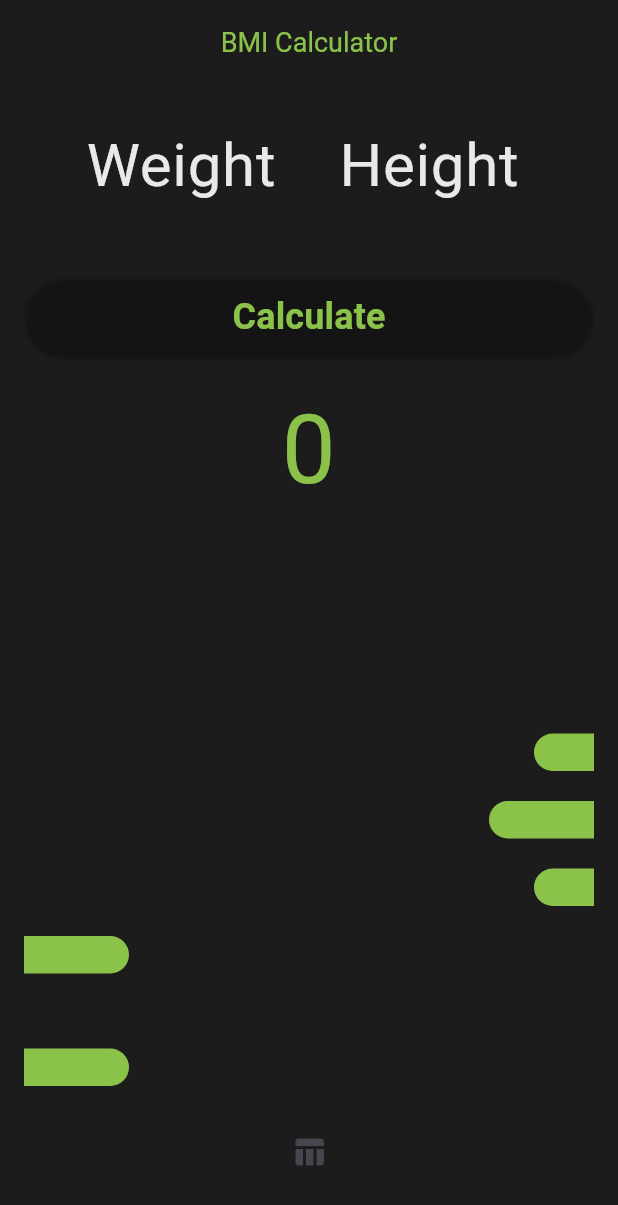
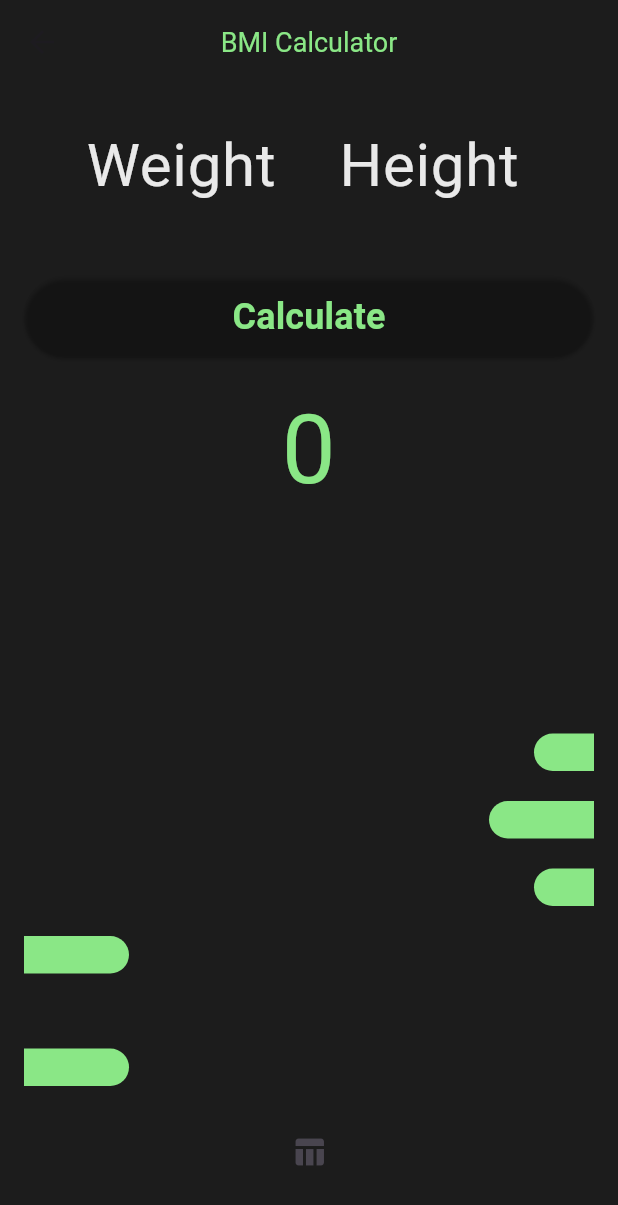
Before and after one commit to kaaniak/BMI-Calculator, a Flutter app: the screen it shows after launch, after a tap on "BMI", on a phone screen of 412 x 824 dp. Shown: the top 1205 px of the screen. Run offline on Flutter 3.47's test engine with Material 3 defaults, Android fonts, the phone set to English and light mode, and no system bars; our stand-ins replace hexcolor.

Commit message:
bmi-calculator

```diff
--- a/lib/bmi.dart
+++ b/lib/bmi.dart
@@ -45,7 +45,7 @@ class _BMIScreenState extends State<BMIScreen> {
       appBar: AppBar(
         title: Text(
           "BMI Calculator",
-          style: TextStyle(color: Colors.lightGreen, fontSize: 18),
+          style: TextStyle(color: dodatkowyHexColor, fontSize: 18),
         ),
         backgroundColor: glownyHexColor,
         elevation: 0,
@@ -68,7 +68,7 @@ class _BMIScreenState extends State<BMIScreen> {
                       textAlign: TextAlign.center,
                       style: TextStyle(
                         fontSize: 40,
-                        color: Colors.lightGreen,
+                        color: dodatkowyHexColor,
                       ),
                       keyboardType: TextInputType.number,
                       decoration: InputDecoration(
@@ -87,7 +87,7 @@ class _BMIScreenState extends State<BMIScreen> {
                       controller: _wysokosc,
                       style: TextStyle(
                         fontSize: 40,
-                        color: Colors.lightGreen,
+                        color: dodatkowyHexColor,
                       ),
                       keyboardType: TextInputType.number,
                       decoration: InputDecoration(
@@ -115,7 +115,7 @@ class _BMIScreenState extends State<BMIScreen> {
                 child: Text(
                   'Calculate',
                   style: TextStyle(
-                    color: Colors.lightGreen,
+                    color: dodatkowyHexColor,
                     fontSize: 24.0,
                     fontWeight: FontWeight.bold,
                   ),
@@ -126,7 +126,7 @@ class _BMIScreenState extends State<BMIScreen> {
                 '$bmiResult',
                 style: TextStyle(
                   fontSize: 64.0,
-                  color: Colors.lightGreen,
+                  color: dodatkowyHexColor,
                 ),
                 textAlign: TextAlign.center,
               ),
@@ -135,7 +135,7 @@ class _BMIScreenState extends State<BMIScreen> {
                 '$textResult',
                 style: TextStyle(
                   fontSize: 40.0,
-                  color: Colors.lightGreen,
+                  color: dodatkowyHexColor,
                 ),
                 textAlign: TextAlign.center,
               ),
@@ -209,19 +209,19 @@ class _BMIScreenState extends State<BMIScreen> {
                     DataCell(Text('Underweight')),
                   ]),
                   DataRow(cells: [
-                    DataCell(Text('18.5-24.9')),
+                    DataCell(Text('18.5 - 24.9')),
                     DataCell(Text('Normal weight')),
                   ]),
                   DataRow(cells: [
-                    DataCell(Text('25.0-29.9')),
+                    DataCell(Text('25.0 - 29.9')),
                     DataCell(Text('Overweight')),
                   ]),
                   DataRow(cells: [
-                    DataCell(Text('30.0-34.9')),
+                    DataCell(Text('30.0 - 34.9')),
                     DataCell(Text('Obesity class I')),
                   ]),
                   DataRow(cells: [
-                    DataCell(Text('35.0-39.9')),
+                    DataCell(Text('35.0 - 39.9')),
                     DataCell(Text('Obesity class II')),
                   ]),
                   DataRow(cells: [
--- a/lib/colors.dart
+++ b/lib/colors.dart
@@ -3,3 +3,4 @@ import 'package:hexcolor/hexcolor.dart';
 
 
 final Color glownyHexColor = HexColor("#1C1C1C");
+final Color dodatkowyHexColor = HexColor("#8AE786");
--- a/lib/left.dart
+++ b/lib/left.dart
@@ -1,5 +1,6 @@
 
 import 'package:flutter/material.dart';
+import 'package:bmi/colors.dart';
 
 class LeftBar extends StatelessWidget {
   final double barWidth;
@@ -19,7 +20,7 @@ class LeftBar extends StatelessWidget {
                 topLeft: Radius.circular(20),
                 bottomLeft: Radius.circular(20),
               ),
-              color: Colors.lightGreen),
+              color: dodatkowyHexColor),
         ),
       ],
     );
--- a/lib/main.dart
+++ b/lib/main.dart
@@ -1,5 +1,6 @@
 import 'package:flutter/material.dart';
 import 'bmi.dart';
+import 'package:bmi/colors.dart';
 
 void main() => runApp(bmiapp());
 
@@ -16,7 +17,7 @@ class MyHomePage extends StatelessWidget {
   @override
   Widget build(BuildContext context) {
     return Scaffold(
-      backgroundColor: Colors.black,
+      backgroundColor: glownyHexColor,
       body: Center(
         child: ElevatedButton(
           onPressed: () {
@@ -26,7 +27,7 @@ class MyHomePage extends StatelessWidget {
             );
           },
           style: ElevatedButton.styleFrom(
-            primary: Colors.lightGreen,
+            primary: dodatkowyHexColor,
             padding: EdgeInsets.symmetric(horizontal: 70.0, vertical: 10.0),
           ),
           child: Text(
--- a/lib/right.dart
+++ b/lib/right.dart
@@ -1,5 +1,6 @@
 
 import 'package:flutter/material.dart';
+import 'package:bmi/colors.dart';
 
 class RightBar extends StatelessWidget {
   final double barWidth;
@@ -19,7 +20,7 @@ class RightBar extends StatelessWidget {
                 topRight: Radius.circular(20),
                 bottomRight: Radius.circular(20),
               ),
-              color: Colors.lightGreen),
+              color: dodatkowyHexColor),
         ),
       ],
     );
```
